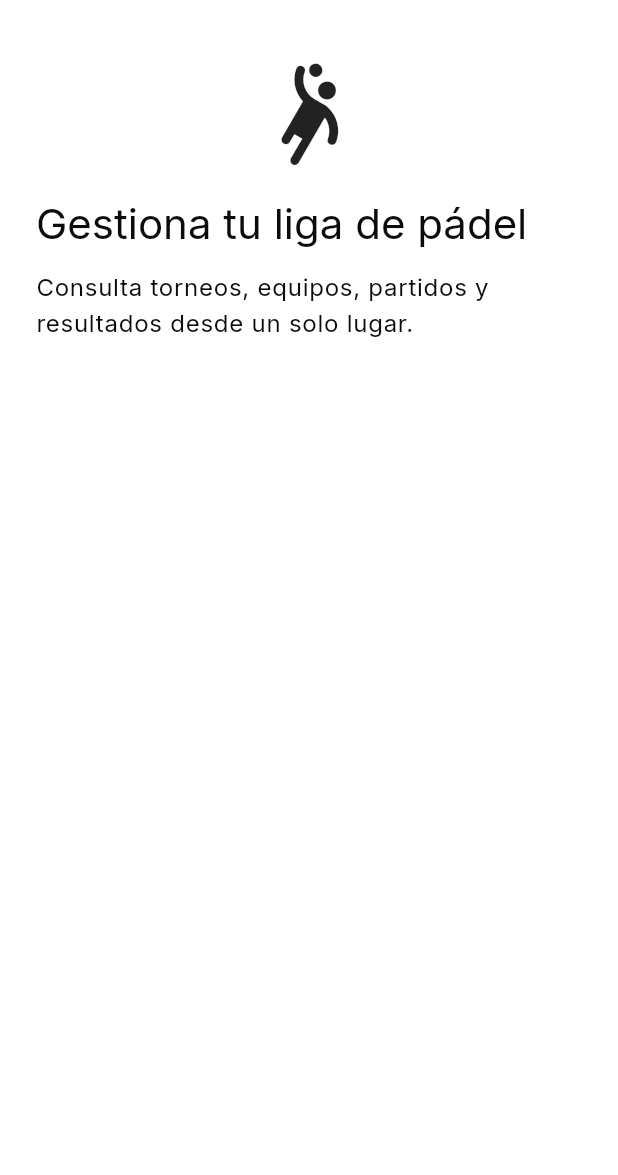
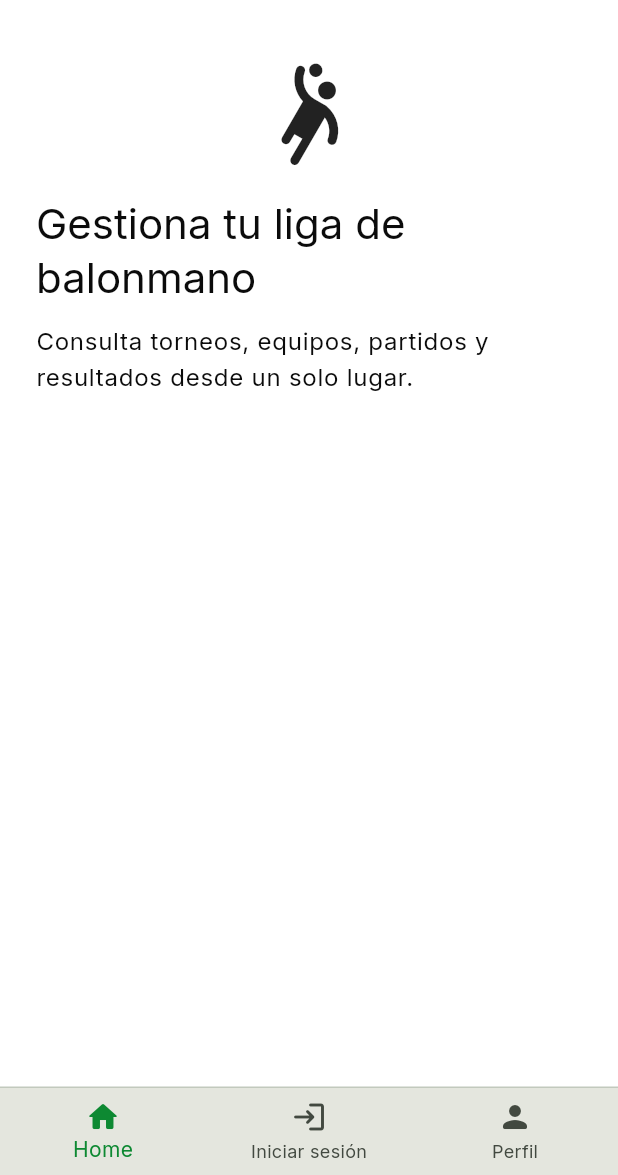
Before and after one commit to tatiana1104/handplay_demo, a Flutter app: the screen it shows after launch, on a phone screen of 412 x 824 dp, the part 61-1236 px from its top. Run offline on Flutter 3.47's test engine with Material 3 defaults, Android fonts, the phone set to English and light mode, and no system bars; our stand-ins replace cloud_firestore, dartz, equatable, firebase_auth, firebase_core, flutter_bloc and 4 more; accounts and stored records are empty.

Commit message:
[RN-02] corregir home de balonmano y banner público

```diff
--- a/lib/features/tournaments/presentation/screens/torneos_screen.dart
+++ b/lib/features/tournaments/presentation/screens/torneos_screen.dart
@@ -21,9 +21,12 @@ class TorneosScreen extends StatelessWidget {
 
     return Scaffold(
       appBar: AppBar(title: const Text('HandPlay')),
-      bottomNavigationBar: user == null
-          ? null
-          : const AppBottomNavigationBar(selectedIndex: 0),
+      // El banner inferior también está disponible para visitantes: desde ahí
+      // pueden volver al inicio o abrir el acceso sin autenticarse primero.
+      bottomNavigationBar: AppBottomNavigationBar(
+        selectedIndex: 0,
+        isAuthenticated: user != null,
+      ),
       body: user == null
           ? const _PublicHomeContent()
           : StreamBuilder<List<Tournament>>(
@@ -72,7 +75,7 @@ class _PublicHomeContent extends StatelessWidget {
       children: [
         const Icon(Icons.sports_handball_rounded, size: 72),
         const SizedBox(height: 20),
-        Text('Gestiona tu liga de pádel', style: textTheme.headlineMedium),
+        Text('Gestiona tu liga de balonmano', style: textTheme.headlineMedium),
         const SizedBox(height: 12),
         Text(
           'Consulta torneos, equipos, partidos y resultados desde un solo lugar.',
--- a/lib/shared/widgets/app_bottom_navigation_bar.dart
+++ b/lib/shared/widgets/app_bottom_navigation_bar.dart
@@ -5,12 +5,14 @@ import '../../core/routing/route_names.dart'; // Importamos los nombres de ruta
 
 class AppBottomNavigationBar extends StatelessWidget {
   final int selectedIndex; // Índice del elemento seleccionado en la barra de navegación inferior (0 = Home, 1 = Calendario, 2 = Perfil)
+  final bool isAuthenticated; // Cambia las acciones disponibles para visitantes.
   final ValueChanged<int>? onTap; // Callback que se ejecuta cuando se toca un elemento de la barra de navegación inferior. Si es nulo, se usa la navegación por defecto a las rutas definidas en `RouteNames`.
 
   /// Constructor de la barra de navegación inferior, con parámetros opcionales `selectedIndex` y `onTap`.
   const AppBottomNavigationBar({
     super.key,
     this.selectedIndex = 0, // Índice del elemento seleccionado en la barra de navegación inferior (0 = Home, 1 = Calendario, 2 = Perfil)
+    this.isAuthenticated = true,
     this.onTap, // Callback que se ejecuta cuando se toca un elemento de la barra de navegación inferior. Si es nulo, se usa la navegación por defecto a las rutas definidas en `RouteNames`.
   });
 
@@ -42,10 +44,11 @@ class AppBottomNavigationBar extends StatelessWidget {
                 context.go(RouteNames.home); // Navegamos a la pantalla de inicio (lista de torneos) cuando se toca el primer elemento (índice 0) de la barra de navegación inferior
                 break;
               case 1:
-                context.go(RouteNames.home); // Navegamos a la pantalla de inicio (lista de torneos) cuando se toca el segundo elemento (índice 1) de la barra de navegación inferior. TODO: reemplazar por la ruta del calendario cuando se implemente.
+                // Para visitantes, el segundo acceso visible es el login.
+                context.go(isAuthenticated ? RouteNames.home : RouteNames.login);
                 break;
               case 2:
-                context.go(RouteNames.profile); // El perfil solo está disponible después de iniciar sesión.
+                context.go(isAuthenticated ? RouteNames.profile : RouteNames.login);
                 break;
             }
           },
@@ -62,8 +65,8 @@ class AppBottomNavigationBar extends StatelessWidget {
               label: 'Home',
             ),
             BottomNavigationBarItem(
-              icon: Icon(Icons.calendar_month_rounded), // Ícono del segundo elemento (Calendario) de la barra de navegación inferior
-              label: 'Calendario',
+              icon: Icon(Icons.login_rounded),
+              label: 'Iniciar sesión',
             ),
             BottomNavigationBarItem(
               icon: Icon(Icons.person_rounded), // Ícono del tercer elemento (Perfil) de la barra de navegación inferior
```
Also changed, not shown: 1 other file.
